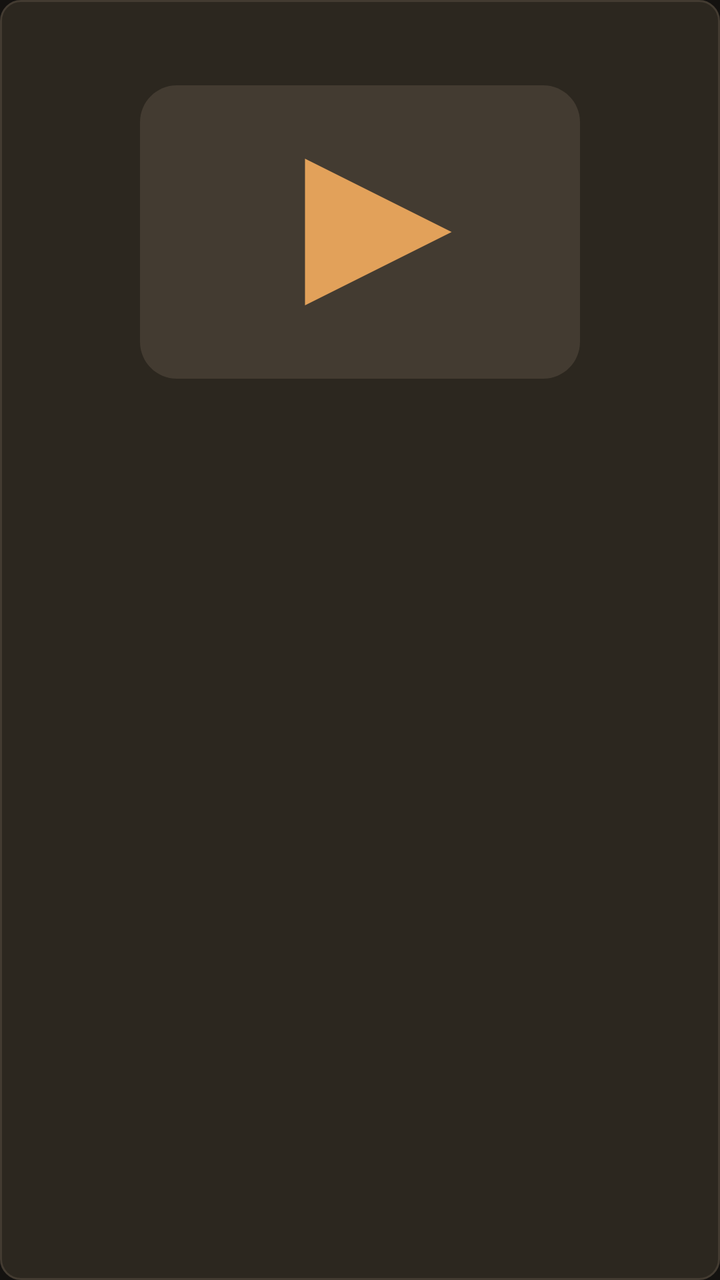
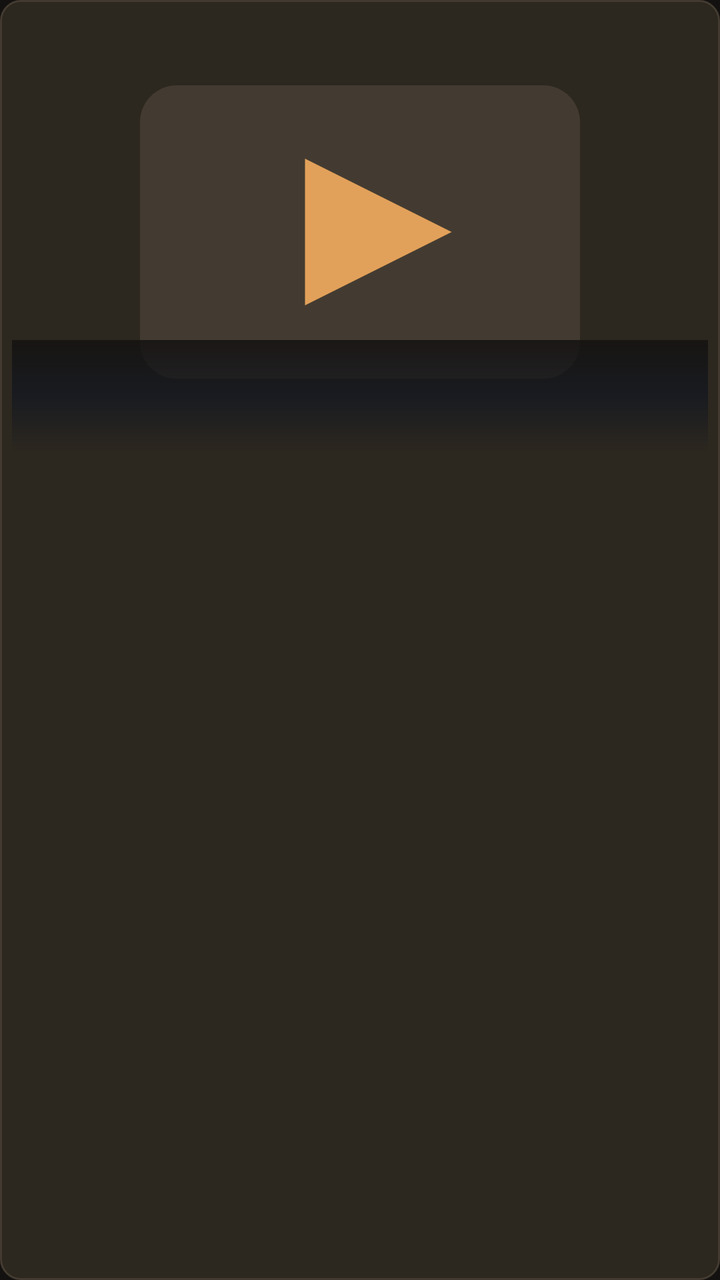

Screens rendered from an Android XML layout before and after an edit, with the pre-edit source and the edit as a unified diff.
<!-- AndroidManifest.xml: application theme Theme.OlympusIptv -->
<!-- res/layout/item_fresh.xml -->
<?xml version="1.0" encoding="utf-8"?>
<LinearLayout xmlns:android="http://schemas.android.com/apk/res/android"
    android:layout_width="match_parent"
    android:layout_height="wrap_content"
    android:layout_margin="6dp"
    android:background="@drawable/bg_fresh_focusable"
    android:clickable="true"
    android:focusable="true"
    android:focusableInTouchMode="true"
    android:orientation="vertical"
    android:padding="6dp">

    <ImageView
        android:id="@+id/freshLogo"
        android:layout_width="match_parent"
        android:layout_height="220dp"
        android:background="@color/bg_panel"
        android:contentDescription="@null"
        android:scaleType="fitCenter"
        android:src="@drawable/ic_channel_placeholder" />

    <TextView
        android:id="@+id/freshName"
        android:layout_width="match_parent"
        android:layout_height="wrap_content"
        android:layout_marginTop="6dp"
        android:ellipsize="end"
        android:maxLines="2"
        android:textColor="@color/text_primary"
        android:textSize="13sp"
        android:textStyle="bold" />

    <TextView
        android:id="@+id/freshGroup"
        android:layout_width="match_parent"
        android:layout_height="wrap_content"
        android:ellipsize="end"
        android:maxLines="1"
        android:textColor="@color/text_secondary"
        android:textSize="11sp" />
</LinearLayout>
<!-- resources referenced by this layout -->
<resources>
  <color name="bg_panel">#2C271F</color>
  <color name="text_primary">#F6F1E7</color>
  <color name="text_secondary">#C9BBA8</color>
  <!-- drawable bg_fresh_focusable (drawable) -->
  <?xml version="1.0" encoding="utf-8"?>
  <selector xmlns:android="http://schemas.android.com/apk/res/android">
      <item android:state_focused="true">
          <shape>
              <solid android:color="@color/bg_elevated" />
              <corners android:radius="10dp" />
              <stroke
                  android:width="3dp"
                  android:color="@color/focus" />
          </shape>
      </item>
      <item android:state_selected="true">
          <shape>
              <solid android:color="@color/accent_dim" />
              <corners android:radius="10dp" />
              <stroke
                  android:width="2dp"
                  android:color="@color/accent" />
          </shape>
      </item>
      <item>
          <shape>
              <solid android:color="@color/bg_panel" />
              <corners android:radius="10dp" />
              <stroke
                  android:width="1dp"
                  android:color="@color/stroke" />
          </shape>
      </item>
  </selector>
  <!-- drawable ic_channel_placeholder (drawable) -->
  <?xml version="1.0" encoding="utf-8"?>
  <vector xmlns:android="http://schemas.android.com/apk/res/android"
      android:width="48dp"
      android:height="48dp"
      android:viewportWidth="48"
      android:viewportHeight="48">
      <path
          android:fillColor="#433B31"
          android:pathData="M4,8h40c2.2,0 4,1.8 4,4v24c0,2.2 -1.8,4 -4,4h-40c-2.2,0 -4,-1.8 -4,-4v-24c0,-2.2 1.8,-4 4,-4z" />
      <path
          android:fillColor="#E2A15A"
          android:pathData="M18,16l16,8 -16,8z" />
  </vector>
  <style name="Theme.OlympusIptv" parent="Theme.AppCompat.NoActionBar">
          <item name="android:windowBackground">@color/bg</item>
          <item name="android:colorBackground">@color/bg</item>
          <item name="android:textColorPrimary">@color/text_primary</item>
          <item name="android:textColorSecondary">@color/text_secondary</item>
          <item name="colorPrimary">@color/accent</item>
          <item name="colorAccent">@color/accent</item>
          <item name="android:statusBarColor">@color/bg</item>
          <item name="android:navigationBarColor">@color/bg</item>
          <item name="android:windowFullscreen">true</item>
      </style>
  <color name="bg_elevated">#221F1A</color>
  <color name="focus">#F0C48A</color>
  <color name="accent_dim">#B07A38</color>
  <color name="accent">#E2A15A</color>
  <color name="stroke">#433B31</color>
  <color name="bg">#141210</color>
</resources>

<!-- the commit's change to res/layout/item_fresh.xml (unified diff, before → after) -->
@@ -10,14 +10,52 @@
     android:orientation="vertical"
     android:padding="6dp">
 
-    <ImageView
-        android:id="@+id/freshLogo"
+    <FrameLayout
         android:layout_width="match_parent"
-        android:layout_height="220dp"
-        android:background="@color/bg_panel"
-        android:contentDescription="@null"
-        android:scaleType="fitCenter"
-        android:src="@drawable/ic_channel_placeholder" />
+        android:layout_height="220dp">
+
+        <ImageView
+            android:id="@+id/freshLogo"
+            android:layout_width="match_parent"
+            android:layout_height="match_parent"
+            android:background="@color/bg_panel"
+            android:contentDescription="@null"
+            android:scaleType="fitCenter"
+            android:src="@drawable/ic_channel_placeholder" />
+
+        <TextView
+            android:id="@+id/freshRating"
+            android:layout_width="wrap_content"
+            android:layout_height="wrap_content"
+            android:layout_gravity="top|end"
+            android:layout_margin="8dp"
+            android:background="@drawable/bg_panel"
+            android:paddingHorizontal="8dp"
+            android:paddingVertical="4dp"
+            android:textColor="@color/accent"
+            android:textSize="12sp"
+            android:textStyle="bold"
+            android:visibility="gone" />
+
+        <View
+            android:layout_width="match_parent"
+            android:layout_height="56dp"
+            android:layout_gravity="bottom"
+            android:background="@drawable/bg_player_scrim" />
+
+        <TextView
+            android:id="@+id/freshScrimMeta"
+            android:layout_width="match_parent"
+            android:layout_height="wrap_content"
+            android:layout_gravity="bottom"
+            android:ellipsize="end"
+            android:maxLines="1"
+            android:paddingHorizontal="10dp"
+            android:paddingBottom="10dp"
+            android:textColor="@color/text_primary"
+            android:textSize="12sp"
+            android:visibility="gone" />
+    </FrameLayout>
 
     <TextView
         android:id="@+id/freshName"
<!-- resource entries referenced after the edit -->
@@ -34,6 +34,25 @@
           </shape>
       </item>
   </selector>
+  <!-- drawable bg_panel (drawable) -->
+  <?xml version="1.0" encoding="utf-8"?>
+  <shape xmlns:android="http://schemas.android.com/apk/res/android">
+      <solid android:color="@color/bg_panel" />
+      <corners android:radius="10dp" />
+      <stroke
+          android:width="1dp"
+          android:color="@color/stroke" />
+  </shape>
+  <!-- drawable bg_player_scrim (drawable) -->
+  <?xml version="1.0" encoding="utf-8"?>
+  <shape xmlns:android="http://schemas.android.com/apk/res/android">
+      <gradient
+          android:angle="270"
+          android:startColor="#E0141210"
+          android:centerColor="#990B1220"
+          android:endColor="#00000000"
+          android:type="linear" />
+  </shape>
   <!-- drawable ic_channel_placeholder (drawable) -->
   <?xml version="1.0" encoding="utf-8"?>
   <vector xmlns:android="http://schemas.android.com/apk/res/android"
